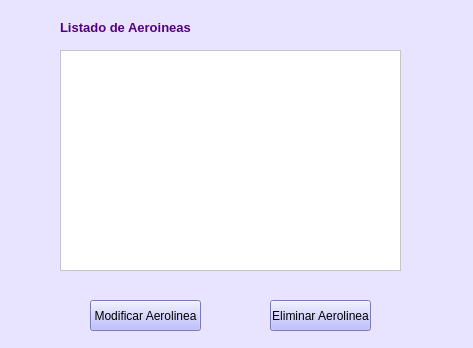
Qt form Interfaces Aeropuerto/listadoAerolineas.ui (vanesagustin98/Aerocamp) before a commit.
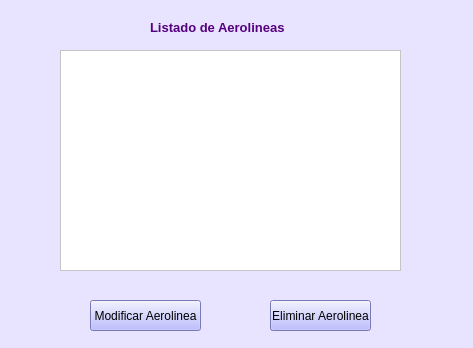
The same form after that commit.

Patch:
```diff
--- a/Interfaces Aeropuerto/listadoAerolineas.ui
+++ b/Interfaces Aeropuerto/listadoAerolineas.ui
@@ -48,7 +48,7 @@
   <widget class="QLabel" name="label">
    <property name="geometry">
     <rect>
-     <x>60</x>
+     <x>150</x>
      <y>20</y>
      <width>161</width>
      <height>16</height>
@@ -58,7 +58,7 @@
     <string notr="true">color: rgb(85, 0, 127);</string>
    </property>
    <property name="text">
-    <string>&lt;html&gt;&lt;head/&gt;&lt;body&gt;&lt;p&gt;&lt;span style=&quot; font-size:10pt; font-weight:600;&quot;&gt;Listado de Aeroineas&lt;/span&gt;&lt;/p&gt;&lt;/body&gt;&lt;/html&gt;</string>
+    <string>&lt;html&gt;&lt;head/&gt;&lt;body&gt;&lt;p&gt;&lt;span style=&quot; font-size:10pt; font-weight:600;&quot;&gt;Listado de Aerolineas&lt;/span&gt;&lt;/p&gt;&lt;/body&gt;&lt;/html&gt;</string>
    </property>
   </widget>
   <widget class="QPushButton" name="pushButton_2">
```
